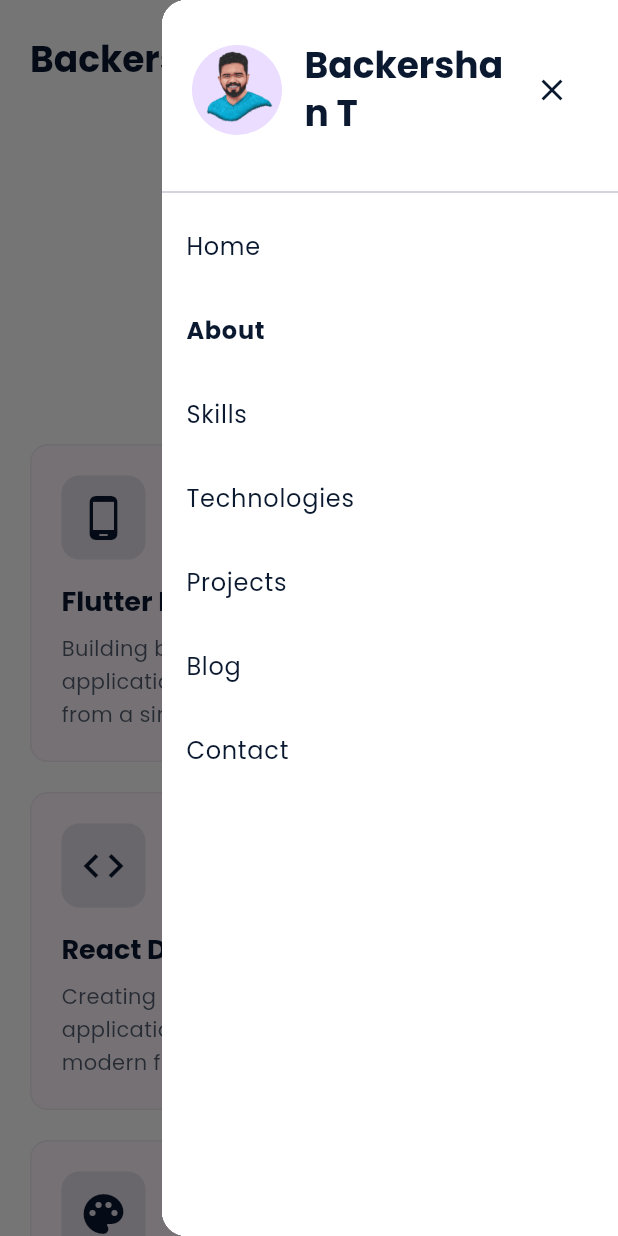
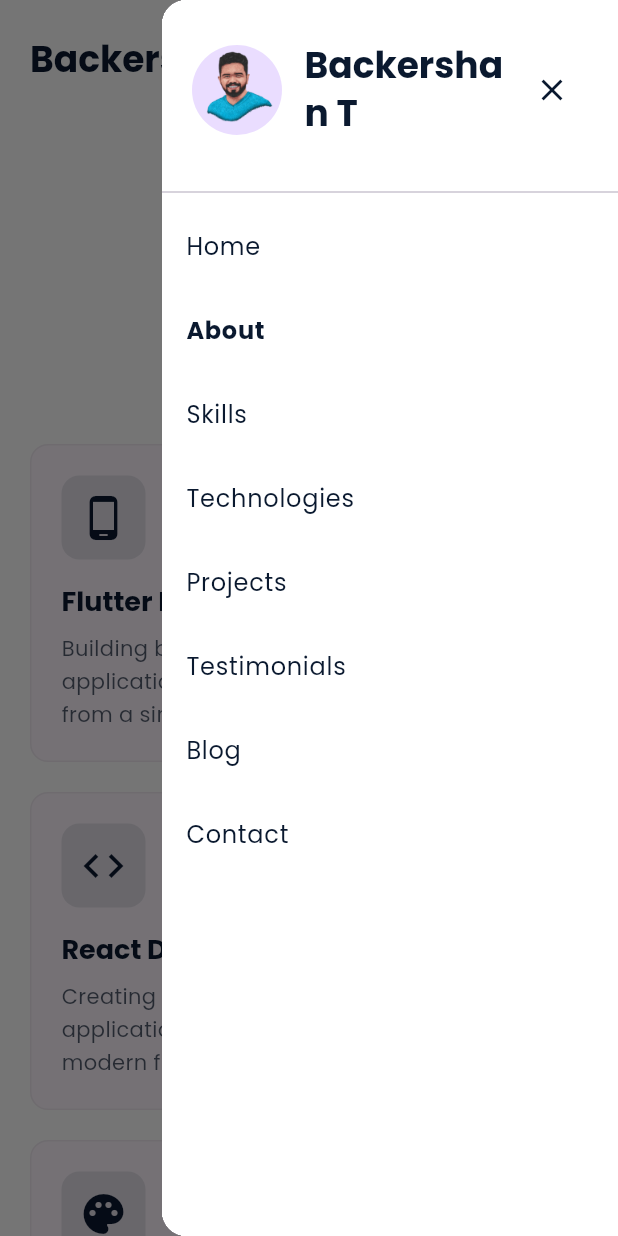
Before and after one commit to BackershanT/my_protfolio_flutter, a Flutter app: the screen it shows after launch, scrolled down 576 dp, after a tap on the "menu" icon, on a phone screen of 412 x 824 dp. Run offline on Flutter 3.47's test engine with Material 3 defaults, Android fonts, the light colour scheme and no system bars; drawn by our look-alikes of flutter_animate; our stand-ins replace cloud_firestore, firebase_core, flutter_screenutil, font_awesome_flutter, google_fonts, lottie and 1 more; accounts and stored records are empty; network calls fail.

Commit message:
feat(testimonials): add testimonials section to home page layout and navigation
- Introduce TestimonialsSection widget in home page and update section keys accordingly
- Add 'Testimonials' to navigation menu texts and navigation bar components
- Update scroll controller and current index logic to include testimonials section
- Adjust responsive navigation and nav bar for testimonials menu item
- Fix minor formatting and color style consistency in navigation and home page UI code
- Improve chain animation and theme toggle code organization and comments

```diff
--- a/lib/features/shared/core/constants/app_texts.dart
+++ b/lib/features/shared/core/constants/app_texts.dart
@@ -5,7 +5,7 @@ class AppTexts {
     'Frontend Developer',
     'Flutter Specialist',
     'React Developer',
-    'UI/UX Enthusiast'
+    'UI/UX Enthusiast',
   ];
   static const String heroDescription =
       'Frontend developer specialized in Flutter with expertise in React. I create beautiful, responsive, and performant user interfaces that deliver exceptional digital experiences across all platforms.';
@@ -29,6 +29,9 @@ class AppTexts {
   static const String viewCode = 'View Code';
   static const String liveDemo = 'Live Demo';
 
+  // Testimonials section
+  static const String testimonialsTitle = 'Testimonials';
+
   // Contact section
   static const String contactTitle = 'Contact';
   static const String contactDescription =
@@ -48,5 +51,6 @@ class AppTexts {
   static const String navSkills = 'Skills';
   static const String navProjects = 'Projects';
   static const String navBlog = 'Blog';
+  static const String navTestimonials = 'Testimonials';
   static const String navContact = 'Contact';
 }
--- /dev/null
+++ b/lib/features/shared/data/models/testimonial_data.dart
@@ -0,0 +1,44 @@
+import 'testimonial_model.dart';
+
+class TestimonialData {
+  static List<Testimonial> getAllTestimonials() {
+    return [
+      Testimonial(
+        id: '1',
+        name: 'Sayyid Salman',
+        role: 'Founder',
+        company: 'Alisons Pvt Ltd',
+        content:
+            'Working with Backershan was an absolute pleasure. Their attention to detail and ability to translate our requirements into a beautiful, functional interface exceeded our expectations. The project was delivered on time and within budget.',
+        avatarUrl: '',
+      ),
+      Testimonial(
+        id: '2',
+        name: 'Dipesh E P',
+        role: 'Product Manager',
+        company: 'Clan LEO Pvt Ltd',
+        content:
+            'Backershan transformed our digital presence with their Flutter expertise. The mobile application they developed for us has received outstanding feedback from our users. Their technical skills combined with creative problem-solving are impressive.',
+        avatarUrl: '',
+      ),
+      Testimonial(
+        id: '3',
+        name: 'Biby Chacko',
+        role: 'Senior Developer',
+        company: 'Techmindz Pvt Ltd',
+        content:
+            'The team collaboration with Backershan was seamless. They demonstrated deep knowledge of both Flutter and React, delivering cross-platform solutions that perfectly matched our vision. Highly recommend for any frontend development needs.',
+        avatarUrl: '',
+      ),
+      Testimonial(
+        id: '4 ',
+        name: 'Yasin',
+        role: 'CEO',
+        company: 'Yachii',
+        content:
+            'The team collaboration with Backershan was seamless. They demonstrated deep knowledge of both Flutter and React, delivering cross-platform solutions that perfectly matched our vision. Highly recommend for any frontend development needs.',
+        avatarUrl: '',
+      ),
+    ];
+  }
+}
--- /dev/null
+++ b/lib/features/shared/data/models/testimonial_model.dart
@@ -0,0 +1,39 @@
+class Testimonial {
+  final String id;
+  final String name;
+  final String role;
+  final String company;
+  final String content;
+  final String avatarUrl;
+
+  Testimonial({
+    required this.id,
+    required this.name,
+    required this.role,
+    required this.company,
+    required this.content,
+    required this.avatarUrl,
+  });
+
+  factory Testimonial.fromJson(Map<String, dynamic> json) {
+    return Testimonial(
+      id: json['id'] as String,
+      name: json['name'] as String,
+      role: json['role'] as String,
+      company: json['company'] as String,
+      content: json['content'] as String,
+      avatarUrl: json['avatarUrl'] as String,
+    );
+  }
+
+  Map<String, dynamic> toJson() {
+    return {
+      'id': id,
+      'name': name,
+      'role': role,
+      'company': company,
+      'content': content,
+      'avatarUrl': avatarUrl,
+    };
+  }
+}
--- a/lib/features/shared/presentation/home_page.dart
+++ b/lib/features/shared/presentation/home_page.dart
@@ -8,6 +8,7 @@ import 'package:my_protfolio/features/blog/presentation/blog_section.dart';
 import 'package:my_protfolio/features/contact/presentation/contact_section.dart';
 import 'package:my_protfolio/features/shared/presentation/footer_section.dart';
 import 'package:my_protfolio/features/shared/presentation/nav_bar.dart';
+import 'package:my_protfolio/features/shared/presentation/testimonials_section.dart';
 import 'package:provider/provider.dart';
 import 'package:my_protfolio/features/shared/core/theme/app_theme.dart';
 import 'package:my_protfolio/features/shared/core/constants/app_texts.dart';
@@ -23,7 +24,7 @@ class HomePage extends StatefulWidget {
 
 class _HomePageState extends State<HomePage> with TickerProviderStateMixin {
   final ScrollController _scrollController = ScrollController();
-  final List<GlobalKey> _sectionKeys = List.generate(8, (index) => GlobalKey());
+  final List<GlobalKey> _sectionKeys = List.generate(9, (index) => GlobalKey());
   int _currentIndex = 0;
   late AnimationController _chainController;
   late Animation<double> _chainAnimation;
@@ -36,8 +37,10 @@ class _HomePageState extends State<HomePage> with TickerProviderStateMixin {
     // Initialize the theme state based on the current theme mode
     final themeProvider = Provider.of<ThemeProvider>(context, listen: false);
     setState(() {
-      _isDarkMode = themeProvider.themeMode == ThemeMode.dark ||
-                   (themeProvider.themeMode == ThemeMode.system && MediaQuery.of(context).platformBrightness == Brightness.dark);
+      _isDarkMode =
+          themeProvider.themeMode == ThemeMode.dark ||
+          (themeProvider.themeMode == ThemeMode.system &&
+              MediaQuery.of(context).platformBrightness == Brightness.dark);
     });
   }
 
@@ -89,7 +92,8 @@ class _HomePageState extends State<HomePage> with TickerProviderStateMixin {
         final sectionTop = position.dy;
         final sectionBottom = sectionTop + renderBox.size.height;
 
-        if (sectionTop <= screenHeight / 2 && sectionBottom >= screenHeight / 2) {
+        if (sectionTop <= screenHeight / 2 &&
+            sectionBottom >= screenHeight / 2) {
           if (_currentIndex != i) {
             setState(() {
               _currentIndex = i;
@@ -142,10 +146,7 @@ class _HomePageState extends State<HomePage> with TickerProviderStateMixin {
         children: [
           Column(
             children: [
-              NavBar(
-                onNavTap: _scrollToSection,
-                currentIndex: _currentIndex,
-              ),
+              NavBar(onNavTap: _scrollToSection, currentIndex: _currentIndex),
               Expanded(
                 child: SingleChildScrollView(
                   controller: _scrollController,
@@ -159,8 +160,9 @@ class _HomePageState extends State<HomePage> with TickerProviderStateMixin {
                       SkillsSection(key: _sectionKeys[2]),
                       TechnologiesSection(key: _sectionKeys[3]),
                       ProjectsSection(key: _sectionKeys[4]),
-                      BlogSection(key: _sectionKeys[5]),
-                      ContactSection(key: _sectionKeys[6]),
+                      TestimonialsSection(key: _sectionKeys[5]),
+                      BlogSection(key: _sectionKeys[6]),
+                      ContactSection(key: _sectionKeys[7]),
                       const FooterSection(),
                     ],
                   ),
@@ -169,11 +171,7 @@ class _HomePageState extends State<HomePage> with TickerProviderStateMixin {
             ],
           ),
           // Light bulb pull chain mechanism
-          Positioned(
-            top: 100,
-            right: 20,
-            child: _buildLightBulbChain(),
-          ),
+          Positioned(top: 100, right: 20, child: _buildLightBulbChain()),
           // Scroll to top button
           if (_showScrollToTop)
             Positioned(
@@ -210,6 +208,7 @@ class _HomePageState extends State<HomePage> with TickerProviderStateMixin {
       AppTexts.navSkills,
       AppTexts.navTechnologies,
       AppTexts.navProjects,
+      AppTexts.navTestimonials,
       AppTexts.navBlog,
       AppTexts.navContact,
     ];
@@ -237,8 +236,11 @@ class _HomePageState extends State<HomePage> with TickerProviderStateMixin {
                       padding: const EdgeInsets.only(left: 15),
                       child: Text(
                         AppTexts.heroName,
-                        style: Theme.of(context).textTheme.headlineSmall?.copyWith(
-                              color: Theme.of(context).brightness == Brightness.dark
+                        style: Theme.of(context).textTheme.headlineSmall
+                            ?.copyWith(
+                              color:
+                                  Theme.of(context).brightness ==
+                                      Brightness.dark
                                   ? AppColors.primaryLight
                                   : AppColors.primaryDark,
                               fontWeight: FontWeight.bold,
@@ -272,8 +274,8 @@ class _HomePageState extends State<HomePage> with TickerProviderStateMixin {
                       style: TextStyle(
                         color: _currentIndex == index
                             ? (Theme.of(context).brightness == Brightness.dark
-                                ? AppColors.primaryLight
-                                : AppColors.primaryDark)
+                                  ? AppColors.primaryLight
+                                  : AppColors.primaryDark)
                             : Theme.of(context).textTheme.bodyLarge?.color,
                         fontWeight: _currentIndex == index
                             ? FontWeight.bold
--- a/lib/features/shared/presentation/nav_bar.dart
+++ b/lib/features/shared/presentation/nav_bar.dart
@@ -10,11 +10,7 @@ class NavBar extends StatefulWidget {
   final Function(int) onNavTap;
   final int currentIndex;
 
-  const NavBar({
-    super.key,
-    required this.onNavTap,
-    required this.currentIndex,
-  });
+  const NavBar({super.key, required this.onNavTap, required this.currentIndex});
 
   @override
   State<NavBar> createState() => _NavBarState();
@@ -90,6 +86,7 @@ class ResponsiveNavigation extends StatelessWidget {
       AppTexts.navSkills,
       AppTexts.navTechnologies,
       AppTexts.navProjects,
+      AppTexts.navTestimonials,
       AppTexts.navBlog,
       AppTexts.navContact,
     ];
@@ -97,7 +94,8 @@ class ResponsiveNavigation extends StatelessWidget {
     return LayoutBuilder(
       builder: (context, constraints) {
         // Check if all items fit in a row
-        final totalWidth = navItems.length * 100.0; // Approximate width per item
+        final totalWidth =
+            navItems.length * 100.0; // Approximate width per item
         if (totalWidth < constraints.maxWidth) {
           // Items fit in a row
           return Row(
--- /dev/null
+++ b/lib/features/shared/presentation/testimonials_section.dart
@@ -0,0 +1,219 @@
+import 'package:flutter/material.dart';
+import 'package:flutter_animate/flutter_animate.dart';
+import 'package:my_protfolio/features/shared/core/constants/app_texts.dart';
+import 'package:my_protfolio/features/shared/core/utils/responsive.dart';
+import 'package:my_protfolio/features/shared/presentation/section_title.dart';
+import 'package:my_protfolio/features/shared/data/models/testimonial_model.dart';
+import 'package:my_protfolio/features/shared/data/models/testimonial_data.dart';
+
+class TestimonialsSection extends StatefulWidget {
+  const TestimonialsSection({super.key});
+
+  @override
+  State<TestimonialsSection> createState() => _TestimonialsSectionState();
+}
+
+class _TestimonialsSectionState extends State<TestimonialsSection> {
+  late List<Testimonial> _testimonials;
+
+  @override
+  void initState() {
+    super.initState();
+    _testimonials = TestimonialData.getAllTestimonials();
+  }
+
+  @override
+  void dispose() {
+    super.dispose();
+  }
+
+  @override
+  Widget build(BuildContext context) {
+    return Container(
+      width: double.infinity,
+      padding: EdgeInsets.symmetric(
+        horizontal: MediaQuery.of(context).size.width < 850
+            ? 20
+            : (MediaQuery.of(context).size.width < 1200 ? 40 : 100),
+        vertical: MediaQuery.of(context).size.width < 850 ? 60 : 100,
+      ),
+      child: Column(
+        children: [
+          SectionTitle(title: AppTexts.testimonialsTitle),
+          SizedBox(height: MediaQuery.of(context).size.width < 850 ? 40 : 50),
+          Responsive(
+            mobile: _buildMobileLayout(context),
+            desktop: _buildDesktopLayout(context),
+          ),
+        ],
+      ),
+    );
+  }
+
+  Widget _buildMobileLayout(BuildContext context) {
+    return Column(
+      children: [
+        SizedBox(
+          height: 350,
+          child: PageView.builder(
+            onPageChanged: (index) {
+              // We could add indicator logic here if needed
+            },
+            itemCount: _testimonials.length,
+            itemBuilder: (context, index) {
+              return _buildTestimonialCard(context, _testimonials[index], true);
+            },
+          ),
+        ),
+      ],
+    );
+  }
+
+  Widget _buildDesktopLayout(BuildContext context) {
+    return Column(
+      children: [
+        // Display testimonials in a row like the about section
+        SizedBox(
+          height: 300,
+          child: Row(
+            crossAxisAlignment: CrossAxisAlignment.start,
+            children: _testimonials
+                .map(
+                  (testimonial) => Expanded(
+                    child: Padding(
+                      padding: const EdgeInsets.symmetric(horizontal: 12),
+                      child: _buildTestimonialCard(context, testimonial, false),
+                    ),
+                  ),
+                )
+                .toList(),
+          ),
+        ),
+      ],
+    );
+  }
+
+  Widget _buildTestimonialCard(
+    BuildContext context,
+    Testimonial testimonial,
+    bool isMobile,
+  ) {
+    final isDark = Theme.of(context).brightness == Brightness.dark;
+    final screenWidth = MediaQuery.of(context).size.width;
+
+    // Card dimensions matching about section cards: 280px on mobile and 350px on desktop
+    final cardWidth = isMobile ? 280.0 : 350.0;
+    final padding = isMobile ? 20.0 : (screenWidth < 1200 ? 24.0 : 30.0);
+    final contentSize = isMobile ? 14.0 : 16.0;
+    final nameSize = isMobile ? 18.0 : 20.0;
+    final roleSize = isMobile ? 14.0 : 16.0;
+
+    Widget card = Container(
+      width: isMobile
+          ? cardWidth
+          : null, // No width constraint for desktop (Expanded will handle it)
+      padding: EdgeInsets.all(padding),
+      decoration: BoxDecoration(
+        color: Theme.of(context).cardColor,
+        borderRadius: BorderRadius.circular(12),
+        border: Border.all(
+          color: isDark
+              ? Colors.white.withOpacity(0.1)
+              : Colors.black.withOpacity(0.05),
+          width: 1,
+        ),
+      ),
+      child: Column(
+        crossAxisAlignment: CrossAxisAlignment.start,
+        children: [
+          // Testimonial content
+          SizedBox(
+            height: 150,
+            child: SingleChildScrollView(
+              child: Text(
+                testimonial.content,
+                style: TextStyle(
+                  fontSize: contentSize,
+                  height: 1.6,
+                  fontStyle: FontStyle.italic,
+                  color: Theme.of(context).textTheme.bodyMedium?.color,
+                ),
+              ).animate().fadeIn(duration: 600.ms),
+            ),
+          ),
+          SizedBox(height: isMobile ? 20 : 30),
+          // Client info
+          Row(
+            children: [
+              // Avatar placeholder
+              Container(
+                width: isMobile ? 50 : 60,
+                height: isMobile ? 50 : 60,
+                decoration: BoxDecoration(
+                  color: isDark
+                      ? Colors.white.withOpacity(0.1)
+                      : Colors.black.withOpacity(0.05),
+                  borderRadius: BorderRadius.circular(30),
+                ),
+                child: Icon(
+                  Icons.person,
+                  size: isMobile ? 24 : 30,
+                  color: isDark ? Colors.white70 : Colors.black54,
+                ),
+              ),
+              SizedBox(width: 15),
+              Expanded(
+                child: Column(
+                  crossAxisAlignment: CrossAxisAlignment.start,
+                  children: [
+                    Text(
+                      testimonial.name,
+                      style: TextStyle(
+                        fontSize: nameSize,
+                        fontWeight: FontWeight.bold,
+                        color: Theme.of(context).textTheme.bodyLarge?.color,
+                      ),
+                    ).animate().fadeIn(delay: 200.ms, duration: 600.ms),
+                    SizedBox(height: 4),
+                    Text(
+                      '${testimonial.role}',
+                      style: TextStyle(
+                        fontSize: roleSize - 2,
+                        color: isDark
+                            ? Colors.white70
+                            : Colors.black.withOpacity(0.7),
+                      ),
+                    ).animate().fadeIn(delay: 400.ms, duration: 600.ms),
+                    SizedBox(height: 2),
+
+                    Text(
+                      ' ${testimonial.company}',
+                      style: TextStyle(
+                        fontSize: roleSize,
+                        color: isDark
+                            ? Colors.white70
+                            : Colors.black.withOpacity(0.7),
+                      ),
+                    ).animate().fadeIn(delay: 400.ms, duration: 600.ms),
+                  ],
+                ),
+              ),
+            ],
+          ),
+        ],
+      ),
+    );
+
+    // For mobile, we wrap in a container with specific width and margin
+    if (isMobile) {
+      return Container(
+        width: cardWidth,
+        margin: EdgeInsets.symmetric(horizontal: isMobile ? 10 : 20),
+        child: card,
+      );
+    } else {
+      // For desktop, we just return the card as Expanded will handle sizing
+      return card;
+    }
+  }
+}
--- a/lib/presentation/pages/home_page.dart
+++ b/lib/presentation/pages/home_page.dart
@@ -6,6 +6,7 @@ import 'package:my_protfolio/features/projects/presentation/projects_section.dar
 import 'package:my_protfolio/features/contact/presentation/contact_section.dart';
 import 'package:my_protfolio/features/shared/presentation/footer_section.dart';
 import 'package:my_protfolio/features/shared/presentation/nav_bar.dart';
+import 'package:my_protfolio/features/shared/presentation/testimonials_section.dart';
 
 class HomePage extends StatefulWidget {
   const HomePage({Key? key}) : super(key: key);
@@ -16,7 +17,7 @@ class HomePage extends StatefulWidget {
 
 class _HomePageState extends State<HomePage> {
   final ScrollController _scrollController = ScrollController();
-  final List<GlobalKey> _sectionKeys = List.generate(6, (index) => GlobalKey());
+  final List<GlobalKey> _sectionKeys = List.generate(7, (index) => GlobalKey());
   int _currentIndex = 0;
 
   @override
@@ -88,7 +89,8 @@ class _HomePageState extends State<HomePage> {
                   AboutSection(key: _sectionKeys[1]),
                   SkillsSection(key: _sectionKeys[2]),
                   ProjectsSection(key: _sectionKeys[3]),
-                  ContactSection(key: _sectionKeys[4]),
+                  TestimonialsSection(key: _sectionKeys[4]),
+                  ContactSection(key: _sectionKeys[5]),
                   const FooterSection(),
                 ],
               ),
```
Lines whose indentation alone changed are shown as unchanged.
